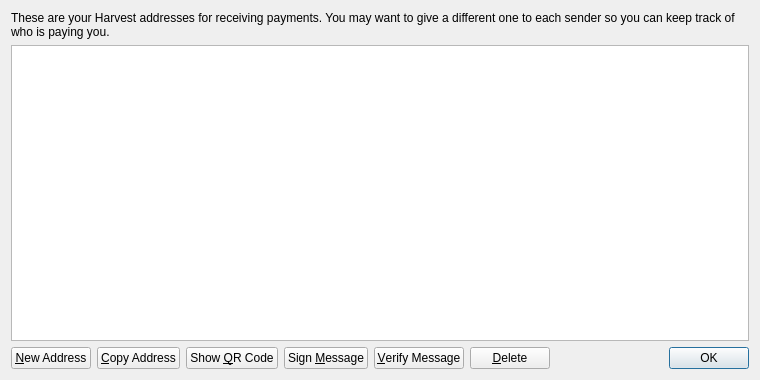
Qt form src/qt/forms/addressbookpage.ui (cbtc/anewcoin) before a commit.
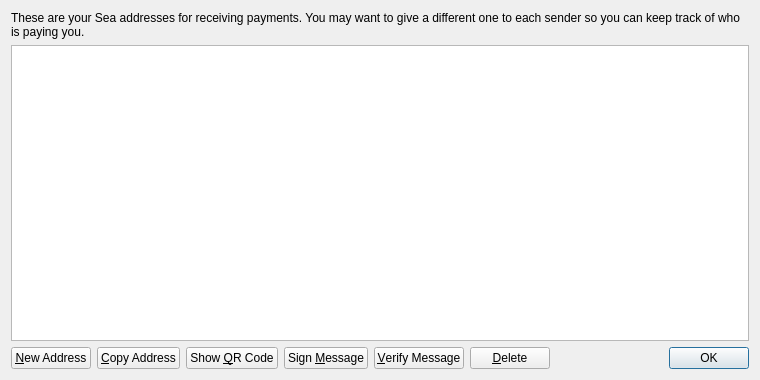
The same form after that commit.

The edit to the form file:
```diff
--- a/src/qt/forms/addressbookpage.ui
+++ b/src/qt/forms/addressbookpage.ui
@@ -17,7 +17,7 @@
    <item>
     <widget class="QLabel" name="labelExplanation">
      <property name="text">
-      <string>These are your Harvest addresses for receiving payments. You may want to give a different one to each sender so you can keep track of who is paying you.</string>
+      <string>These are your Sea addresses for receiving payments. You may want to give a different one to each sender so you can keep track of who is paying you.</string>
      </property>
      <property name="textFormat">
       <enum>Qt::PlainText</enum>
```
Left out of the diff: 4 changed lines with no effect on the pictures.
